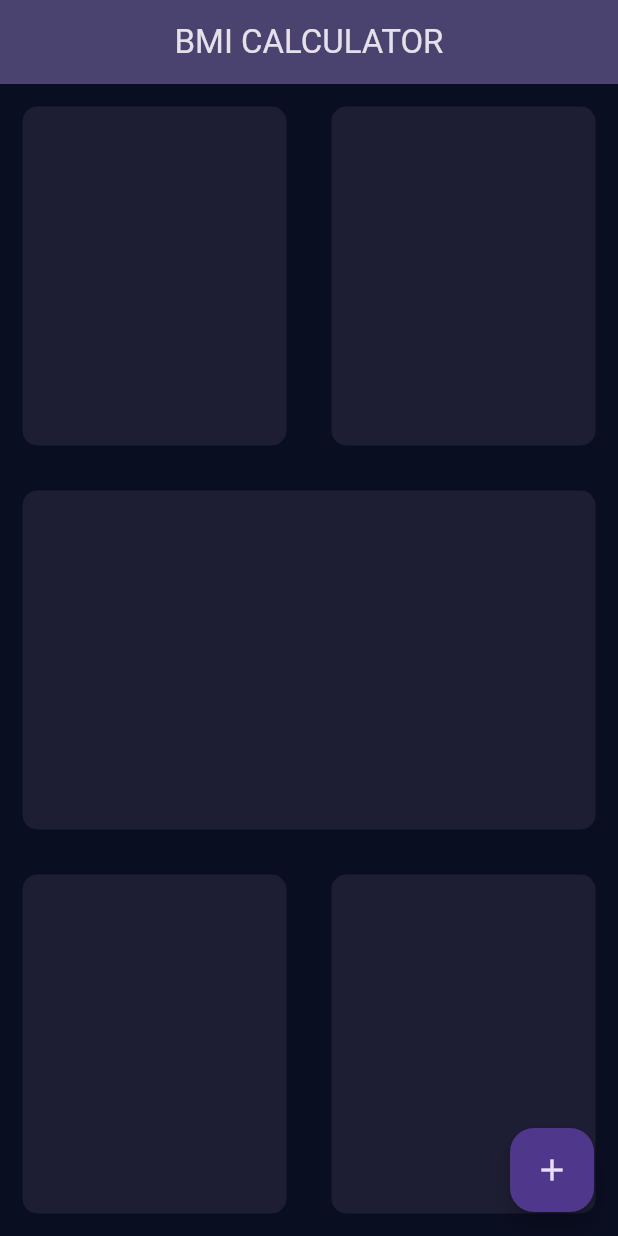
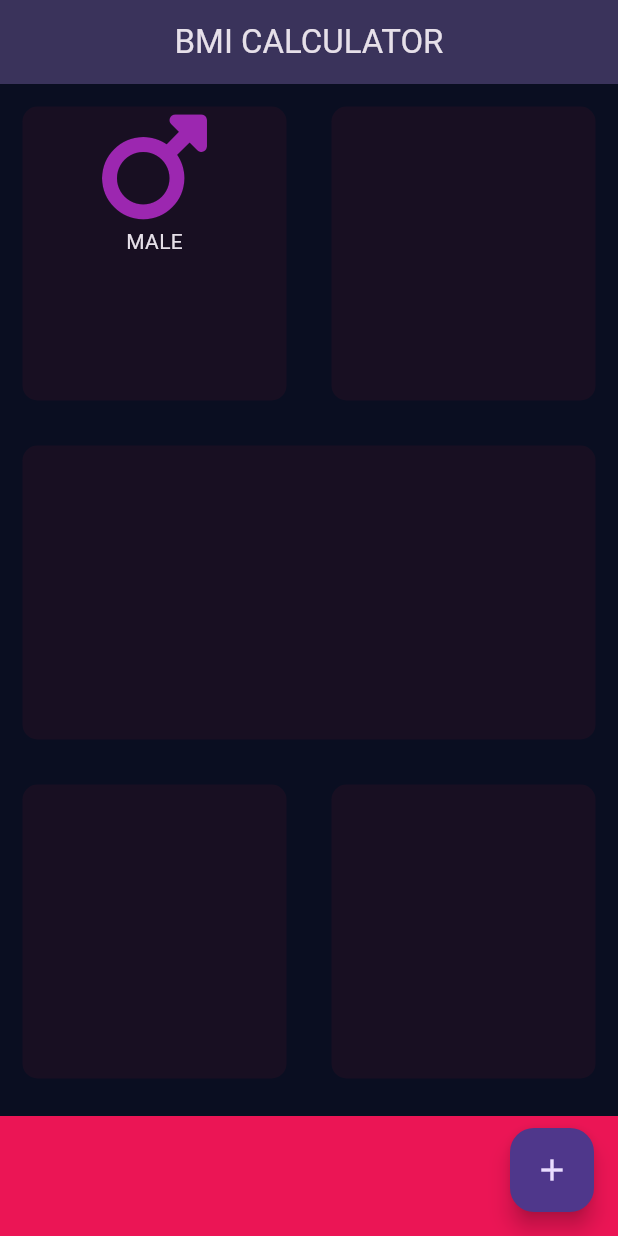
Before and after one commit to scorpiobish/bmi_calculator_pro, a Flutter app: the screen it shows after launch, on a phone screen of 412 x 824 dp. Run offline on Flutter 3.47's test engine with Material 3 defaults, Android fonts, the phone set to English and light mode, and no system bars; our stand-ins replace font_awesome_flutter.

Commit message:
Add More Properties To Reusable Card

```diff
--- a/lib/input_page.dart
+++ b/lib/input_page.dart
@@ -1,4 +1,8 @@
 import 'package:flutter/material.dart';
+import 'package:font_awesome_flutter/font_awesome_flutter.dart';
+
+var blackColor = const Color(0xffD1E33);
+var bottomContainerWidth = double.maxFinite;
 
 class InputPage extends StatefulWidget {
   @override
@@ -17,30 +21,53 @@ class _InputPageState extends State<InputPage> {
           Expanded(
             child: Row(
               children: [
-                Expanded(child: ReusableCard()),
                 Expanded(
-                    child: Container(
-                  decoration: BoxDecoration(
-                    borderRadius: BorderRadius.circular(10),
-                    color: Color(0xff1D1E33),
+                    child: ReusableCard(
+                  colour: blackColor,
+                  cardChild: const Column(
+                    children: [
+                      Icon(
+                        FontAwesomeIcons.mars,
+                        size: 80, color: Colors.purple,
+                      ),
+                      Text(
+                        'MALE',
+                      )
+                    ],
                   ),
-                  margin: const EdgeInsets.all(15),
+                )),
+                Expanded(
+                    child: ReusableCard(
+                  colour: blackColor,
                 )),
               ],
             ),
           ),
           Expanded(
-              child:const ReusableCard()),
+              child: ReusableCard(
+            colour: blackColor,
+          )),
           Expanded(
             child: Row(
               children: [
                 Expanded(
-                    child: ReusableCard()),
+                    child: ReusableCard(
+                  colour: blackColor,
+                )),
+                // ignore: prefer_const_constructors
                 Expanded(
-                    child: ReusableCard()),
+                    child: ReusableCard(
+                  colour: blackColor,
+                )),
               ],
             ),
           ),
+          Container(
+            color: Color(0xffEB1555),
+            width: bottomContainerWidth,
+            height: 80,
+            margin: EdgeInsets.only(top: 10),
+          )
         ],
       ),
       floatingActionButton: FloatingActionButton(
@@ -52,16 +79,17 @@ class _InputPageState extends State<InputPage> {
 }
 
 class ReusableCard extends StatelessWidget {
-  const ReusableCard({
-    super.key,
-  });
+  ReusableCard({required this.colour, this.cardChild});
+  final Color colour;
+  final Widget? cardChild;
 
   @override
   Widget build(BuildContext context) {
     return Container(
+      child: cardChild,
       decoration: BoxDecoration(
         borderRadius: BorderRadius.circular(10),
-        color: Color(0xff1D1E33),
+        color: colour,
       ),
       margin: const EdgeInsets.all(15),
     );
--- a/lib/main.dart
+++ b/lib/main.dart
@@ -10,7 +10,7 @@ class BMICalculator extends StatelessWidget {
       theme: ThemeData.dark().copyWith(
         scaffoldBackgroundColor: Color(0xff0a0e21),
         appBarTheme: AppBarTheme(
-          color: const Color.fromARGB(255, 52, 47, 88),
+          color: const Color.fromARGB(255, 33, 29, 64),
           elevation: 15,
           centerTitle: true,
         ),
--- a/pubspec.yaml
+++ b/pubspec.yaml
@@ -35,6 +35,7 @@ dependencies:
   # The following adds the Cupertino Icons font to your application.
   # Use with the CupertinoIcons class for iOS style icons.
   cupertino_icons: ^1.0.8
+  font_awesome_flutter: ^8.4.0
 
 dev_dependencies:
   flutter_test:
```
Also changed, not shown: pubspec.lock.
